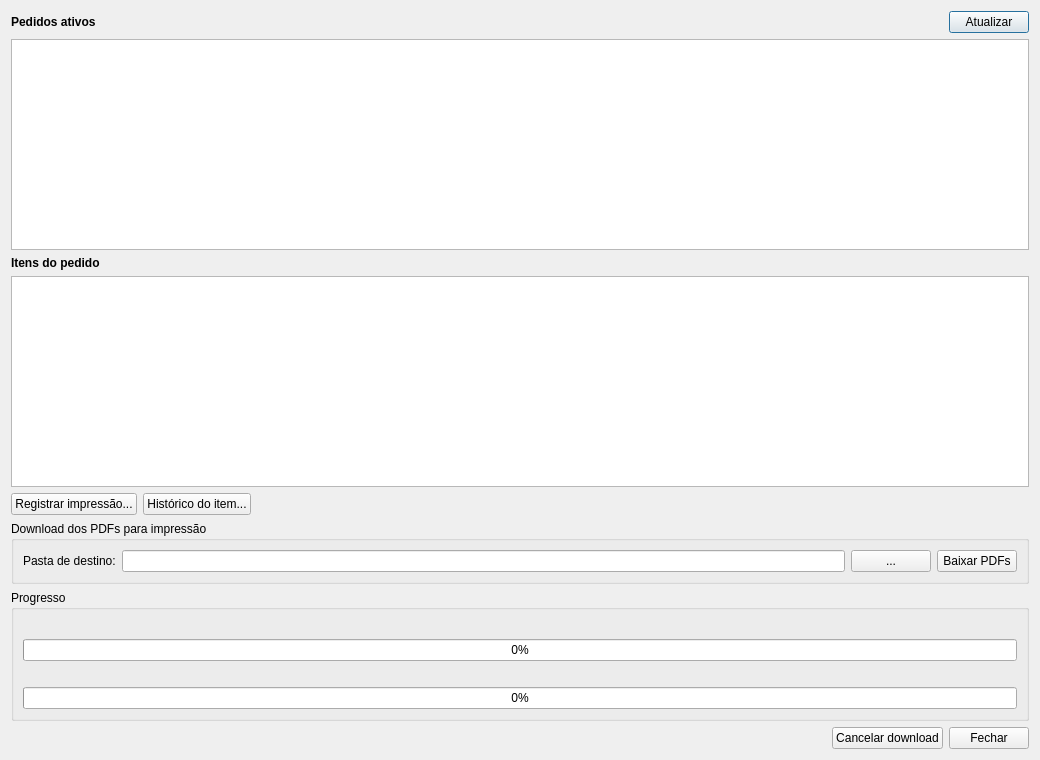
First picture: the form in ferramentas_mapoteca/gui/pedidos/pedidos_dialog.ui, repository 1cgeo/controle_acervo, before the edit.
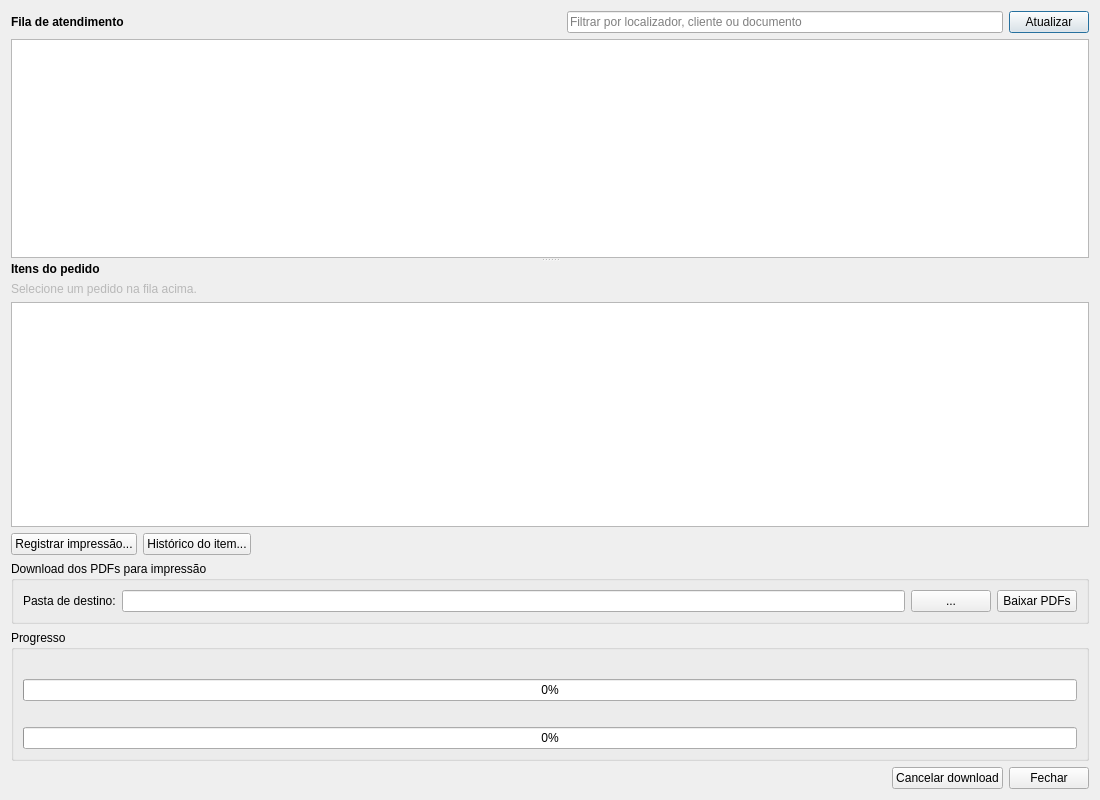
Second picture: the form after the edit.

Commit message: o plugin da mapoteca volta a ser um cliente do modulo dele, e a fila para de esconder o pedido atrasado

Diff of the .ui file:
```diff
--- a/ferramentas_mapoteca/gui/pedidos/pedidos_dialog.ui
+++ b/ferramentas_mapoteca/gui/pedidos/pedidos_dialog.ui
@@ -6,8 +6,8 @@
    <rect>
     <x>0</x>
     <y>0</y>
-    <width>1040</width>
-    <height>760</height>
+    <width>1100</width>
+    <height>800</height>
    </rect>
   </property>
   <property name="windowTitle">
@@ -19,7 +19,7 @@
      <item>
       <widget class="QLabel" name="pedidosLabel">
        <property name="text">
-        <string>Pedidos ativos</string>
+        <string>Fila de atendimento</string>
        </property>
        <property name="styleSheet">
         <string>font-weight: bold;</string>
@@ -39,6 +39,19 @@
        </property>
       </spacer>
      </item>
+     <item>
+      <widget class="QLineEdit" name="filtroLineEdit">
+       <property name="placeholderText">
+        <string>Filtrar por localizador, cliente ou documento</string>
+       </property>
+       <property name="clearButtonEnabled">
+        <bool>true</bool>
+       </property>
+       <property name="minimumWidth">
+        <number>320</number>
+       </property>
+      </widget>
+     </item>
      <item>
       <widget class="QPushButton" name="refreshButton">
        <property name="text">
@@ -49,12 +62,26 @@
     </layout>
    </item>
    <item>
+    <widget class="QSplitter" name="splitter">
+     <property name="orientation">
+      <enum>Qt::Orientation::Vertical</enum>
+     </property>
+     <property name="childrenCollapsible">
+      <bool>false</bool>
+     </property>
     <widget class="QTableWidget" name="pedidosTable">
      <property name="minimumHeight">
-      <number>180</number>
-     </property>
-    </widget>
-   </item>
+       <number>150</number>
+      </property>
+     </widget>
+     <widget class="QWidget" name="itensPanel">
+      <layout class="QVBoxLayout" name="itensPanelLayout">
+       <property name="leftMargin">
+        <number>0</number>
+       </property>
+       <property name="rightMargin">
+        <number>0</number>
+       </property>
    <item>
     <widget class="QLabel" name="itensLabel">
      <property name="text">
@@ -65,11 +92,28 @@
      </property>
     </widget>
    </item>
+       <item>
+        <widget class="QLabel" name="pedidoInfoLabel">
+         <property name="text">
+          <string>Selecione um pedido na fila acima.</string>
+         </property>
+         <property name="wordWrap">
+          <bool>true</bool>
+         </property>
+         <property name="styleSheet">
+          <string>color: palette(mid);</string>
+         </property>
+        </widget>
+       </item>
    <item>
     <widget class="QTableWidget" name="itensTable">
      <property name="minimumHeight">
-      <number>180</number>
-     </property>
+          <number>200</number>
+         </property>
+        </widget>
+       </item>
+      </layout>
+     </widget>
     </widget>
    </item>
    <item>
```
Left out of the diff: 2 changed lines with no effect on the pictures. Lines whose indentation alone changed are shown as unchanged. The commit also changes 15 other files.
